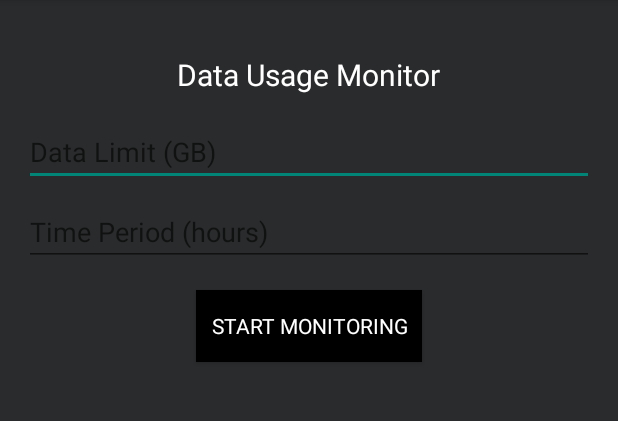
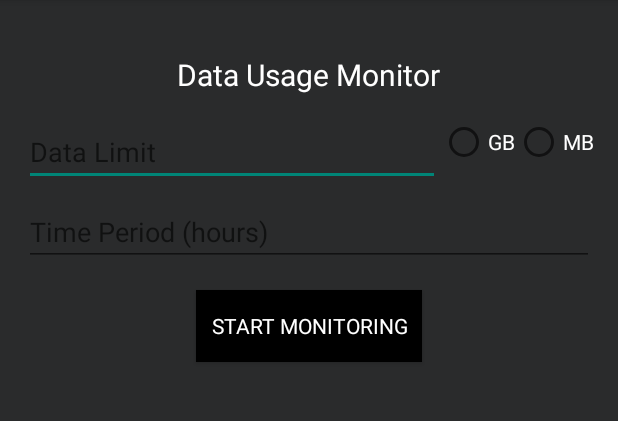
Before and after one commit to mpraki/make_your_phone_yours, an Android app: the screen it shows after launch (MainActivity), on a phone screen of 412 x 824 dp, the part 84-505 px from its top. Run offline under Robolectric (Android 15) with nearby library versions, the phone set to English and light mode, and no system bars.

```diff
--- a/app/build.gradle.kts
+++ b/app/build.gradle.kts
@@ -9,7 +9,7 @@ android {
 
     defaultConfig {
         applicationId = "com.praki.makeyourphoneyours"
-        minSdk = 24
+        minSdk = 28
         targetSdk = 36
         versionCode = 1
         versionName = "1.0"
--- a/app/src/main/AndroidManifest.xml
+++ b/app/src/main/AndroidManifest.xml
@@ -3,7 +3,7 @@
     xmlns:tools="http://schemas.android.com/tools">
 
     <uses-permission android:name="android.permission.ACCESS_NETWORK_STATE" />
-    <uses-permission android:name="android.permission.CHANGE_NETWORK_STATE" />
+
     <uses-permission
         android:name="android.permission.PACKAGE_USAGE_STATS"
         tools:ignore="ProtectedPermissions" />
@@ -11,6 +11,7 @@
     <uses-permission android:name="android.permission.FOREGROUND_SERVICE" />
 
     <uses-permission android:name="android.permission.FOREGROUND_SERVICE_DATA_SYNC" />
+    <uses-permission android:name="android.permission.POST_NOTIFICATIONS" />
 
     <application
         android:allowBackup="true"
--- a/app/src/main/java/com/praki/makeyourphoneyours/MainActivity.kt
+++ b/app/src/main/java/com/praki/makeyourphoneyours/MainActivity.kt
@@ -1,26 +1,34 @@
 package com.praki.makeyourphoneyours
 
+import android.Manifest
 import android.app.AppOpsManager
 import android.content.BroadcastReceiver
 import android.content.Context
 import android.content.Intent
 import android.content.IntentFilter
+import android.content.pm.PackageManager
+import android.os.Build
 import android.os.Bundle
 import android.provider.Settings
 import android.widget.Button
 import android.widget.EditText
+import android.widget.RadioButton
+import android.widget.RadioGroup
 import android.widget.TextView
+import androidx.activity.result.contract.ActivityResultContracts
 import androidx.appcompat.app.AppCompatActivity
-
 import androidx.core.content.ContextCompat
 
 class MainActivity : AppCompatActivity() {
 
-    private lateinit var dataLimitGb: EditText
+    private lateinit var dataLimitEditText: EditText
     private lateinit var timePeriodHours: EditText
     private lateinit var startServiceButton: Button
     private lateinit var configuredValuesTextView: TextView
     private lateinit var dataConsumedTextView: TextView
+    private lateinit var unitRadioGroup: RadioGroup
+    private lateinit var gbRadioButton: RadioButton
+    private lateinit var mbRadioButton: RadioButton
 
     private val dataUsageReceiver = object : BroadcastReceiver() {
         override fun onReceive(context: Context?, intent: Intent?) {
@@ -29,26 +37,55 @@ class MainActivity : AppCompatActivity() {
         }
     }
 
+    private val requestPermissionLauncher = registerForActivityResult(
+        ActivityResultContracts.RequestPermission()
+    ) { isGranted: Boolean ->
+        if (isGranted) {
+            // Permission is granted. Continue the action or workflow in your
+            // app.
+        } else {
+            // Explain to the user that the feature is unavailable because the
+            // features requires a permission that the user has denied. At the
+            // same time, respect the user's decision. Don't link to system
+            // settings in an effort to convince the user to change their
+            // decision.
+        }
+    }
+
     override fun onCreate(savedInstanceState: Bundle?) {
         super.onCreate(savedInstanceState)
         setContentView(R.layout.activity_main)
 
-        dataLimitGb = findViewById(R.id.data_limit_gb)
+        dataLimitEditText = findViewById(R.id.data_limit_gb)
         timePeriodHours = findViewById(R.id.time_period_hours)
         startServiceButton = findViewById(R.id.start_service_button)
         configuredValuesTextView = findViewById(R.id.configured_values_textview)
         dataConsumedTextView = findViewById(R.id.data_consumed_textview)
+        unitRadioGroup = findViewById(R.id.unit_radio_group)
+        gbRadioButton = findViewById(R.id.gb_radio_button)
+        mbRadioButton = findViewById(R.id.mb_radio_button)
 
         val sharedPref = getSharedPreferences("DataUsagePrefs", Context.MODE_PRIVATE)
-        val savedDataLimit = sharedPref.getString("dataLimitGb", "")
+        val savedDataLimit = sharedPref.getString("dataLimit", "")
         val savedTimePeriod = sharedPref.getString("timePeriodHours", "")
+        val savedUnit = sharedPref.getString("unit", "GB")
 
         if (savedDataLimit!!.isNotEmpty() && savedTimePeriod!!.isNotEmpty()) {
-            dataLimitGb.setText(savedDataLimit)
+            dataLimitEditText.setText(savedDataLimit)
             timePeriodHours.setText(savedTimePeriod)
-            configuredValuesTextView.text = "Configured: $savedDataLimit GB limit for $savedTimePeriod hours"
+            if (savedUnit == "GB") {
+                gbRadioButton.isChecked = true
+            } else {
+                mbRadioButton.isChecked = true
+            }
+            configuredValuesTextView.text =
+                "Configured: $savedDataLimit $savedUnit limit for $savedTimePeriod hours"
 
-            val dataLimit = savedDataLimit.toLong() * 1024 * 1024 * 1024
+            val dataLimit = if (savedUnit == "GB") {
+                savedDataLimit.toLong() * 1024 * 1024 * 1024
+            } else {
+                savedDataLimit.toLong() * 1024 * 1024
+            }
             val timePeriod = savedTimePeriod.toLong() * 60 * 60 * 1000
 
             startDataUsageService(dataLimit, timePeriod)
@@ -58,20 +95,51 @@ class MainActivity : AppCompatActivity() {
             requestUsageStatsPermission()
         }
 
+        askNotificationPermission()
+
         startServiceButton.setOnClickListener {
-            val dataLimit = dataLimitGb.text.toString().toLong() * 1024 * 1024 * 1024
-            val timePeriod = timePeriodHours.text.toString().toLong() * 60 * 60 * 1000
+            val dataLimitString = dataLimitEditText.text.toString()
+            val timePeriodString = timePeriodHours.text.toString()
+            val selectedUnit = if (gbRadioButton.isChecked) "GB" else "MB"
+
+            val dataLimit = if (selectedUnit == "GB") {
+                dataLimitString.toLong() * 1024 * 1024 * 1024
+            } else {
+                dataLimitString.toLong() * 1024 * 1024
+            }
+            val timePeriod = timePeriodString.toLong() * 60 * 60 * 1000
 
             val sharedPref = getSharedPreferences("DataUsagePrefs", Context.MODE_PRIVATE)
             with(sharedPref.edit()) {
-                putString("dataLimitGb", dataLimitGb.text.toString())
-                putString("timePeriodHours", timePeriodHours.text.toString())
+                putString("dataLimit", dataLimitString)
+                putString("timePeriodHours", timePeriodString)
+                putString("unit", selectedUnit)
                 apply()
             }
 
-            configuredValuesTextView.text = "Configured: ${dataLimitGb.text} GB limit for ${timePeriodHours.text} hours"
+            configuredValuesTextView.text =
+                "Configured: $dataLimitString $selectedUnit limit for $timePeriodString hours"
 
             startDataUsageService(dataLimit, timePeriod)
+        }
+    }
+
+    private fun askNotificationPermission() {
+        // This is only necessary for API level >= 33 (TIRAMISU)
+        if (Build.VERSION.SDK_INT >= Build.VERSION_CODES.TIRAMISU) {
+            if (ContextCompat.checkSelfPermission(this, Manifest.permission.POST_NOTIFICATIONS) ==
+                PackageManager.PERMISSION_GRANTED
+            ) {
+                // FCM SDK (and your app) can post notifications.
+            } else if (shouldShowRequestPermissionRationale(Manifest.permission.POST_NOTIFICATIONS)) {
+                // TODO: display an educational UI explaining to the user the features that will be enabled
+                //       by them granting the POST_NOTIFICATION permission. This UI should provide the user
+                //       "OK" and "No thanks" buttons. If the user selects "OK", directly request the permission.
+                //       If the user selects "No thanks", allow the user to continue without notifications.
+            } else {
+                // Directly ask for the permission
+                requestPermissionLauncher.launch(Manifest.permission.POST_NOTIFICATIONS)
+            }
         }
     }
 
@@ -85,7 +153,12 @@ class MainActivity : AppCompatActivity() {
 
     override fun onResume() {
         super.onResume()
-        ContextCompat.registerReceiver(this, dataUsageReceiver, IntentFilter("com.praki.makeyourphoneyours.DATA_USAGE_UPDATE"), ContextCompat.RECEIVER_NOT_EXPORTED)
+        ContextCompat.registerReceiver(
+            this,
+            dataUsageReceiver,
+            IntentFilter("com.praki.makeyourphoneyours.DATA_USAGE_UPDATE"),
+            ContextCompat.RECEIVER_NOT_EXPORTED
+        )
     }
 
     override fun onPause() {
--- a/app/src/main/res/layout/activity_main.xml
+++ b/app/src/main/res/layout/activity_main.xml
@@ -18,13 +18,41 @@
         android:textColor="@color/white"
         android:textSize="20sp" />
 
-    <EditText
-        android:id="@+id/data_limit_gb"
+    <LinearLayout
         android:layout_width="match_parent"
         android:layout_height="wrap_content"
-        android:hint="Data Limit (GB)"
-        android:inputType="numberDecimal"
-        android:textColor="@color/white" />
+        android:orientation="horizontal">
+
+        <EditText
+            android:id="@+id/data_limit_gb"
+            android:layout_width="0dp"
+            android:layout_height="wrap_content"
+            android:layout_weight="1"
+            android:hint="Data Limit"
+            android:inputType="numberDecimal"
+            android:textColor="@color/white" />
+
+        <RadioGroup
+            android:id="@+id/unit_radio_group"
+            android:layout_width="wrap_content"
+            android:layout_height="wrap_content"
+            android:orientation="horizontal">
+
+            <RadioButton
+                android:id="@+id/gb_radio_button"
+                android:layout_width="wrap_content"
+                android:layout_height="wrap_content"
+                android:text="GB"
+                android:textColor="@color/white" />
+
+            <RadioButton
+                android:id="@+id/mb_radio_button"
+                android:layout_width="wrap_content"
+                android:layout_height="wrap_content"
+                android:text="MB"
+                android:textColor="@color/white" />
+        </RadioGroup>
+    </LinearLayout>
 
     <EditText
         android:id="@+id/time_period_hours"
--- /dev/null
+++ b/build.gradle.kts
@@ -0,0 +1,5 @@
+// Top-level build file where you can add configuration options common to all sub-projects/modules.
+plugins {
+    alias(libs.plugins.android.application) apply false
+    alias(libs.plugins.kotlin.android) apply false
+}
```
Also changed, not shown: app/src/main/java/com/praki/makeyourphoneyours/DataUsageService.kt (+13 -21 lines), gradle.properties (added, +23 -0 lines), gradle/libs.versions.toml (added, +19 -0 lines), settings.gradle.kts (added, +23 -0 lines), gradle/wrapper/gradle-wrapper.properties (added), 7 other files.
